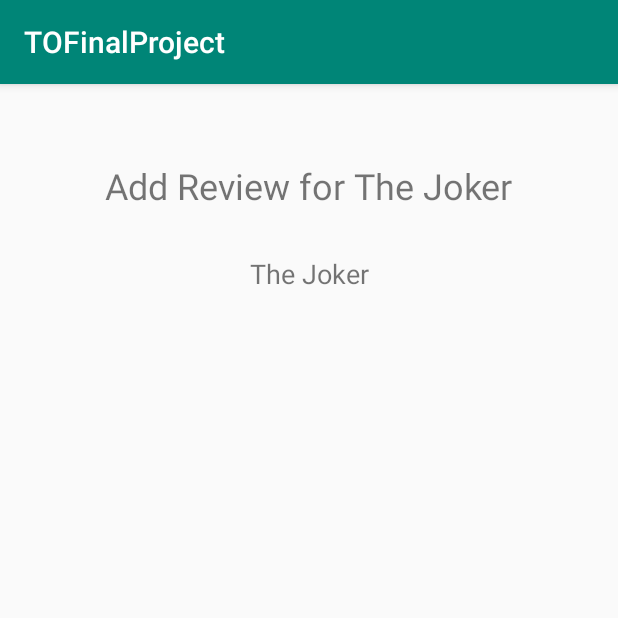
After one commit to jonahperna123/TOFinalProject, an Android app: the AddReviewActivity screen opened directly, with no data from a screen before it, on a phone screen of 412 x 824 dp, the top half of it. The commit adds this screen. Run offline under Robolectric (Android 15) with nearby library versions, the phone set to English and light mode, and no system bars.

Commit message:
Started AddReviewActivity

```diff
--- a/app/src/main/AndroidManifest.xml
+++ b/app/src/main/AndroidManifest.xml
@@ -10,7 +10,7 @@
         android:supportsRtl="true"
         android:theme="@style/AppTheme">
         <activity android:name=".MessageActivity"></activity>
-        <activity android:name=".ReviewMovieActivity" />
+        <activity android:name=".AddReviewActivity" />
         <activity android:name=".ViewProfileActivity" />
         <activity android:name=".homePageActivity" />
         <activity android:name=".MovieActivity" />
--- /dev/null
+++ b/app/src/main/java/com/example/tofinalproject/AddReviewActivity.java
@@ -0,0 +1,29 @@
+package com.example.tofinalproject;
+
+import androidx.appcompat.app.AppCompatActivity;
+
+import android.os.Bundle;
+import android.widget.TextView;
+
+public class AddReviewActivity extends AppCompatActivity {
+
+    // TODO: take out, replace with info taken from MovieActivity
+    String movieTitle = "The Joker";
+
+    TextView textViewHeader;
+    TextView textViewTitle;
+
+    @Override
+    protected void onCreate(Bundle savedInstanceState) {
+        super.onCreate(savedInstanceState);
+        setContentView(R.layout.activity_add_review);
+
+        // set title to "Add Review for {{movie title}}"
+        textViewHeader = findViewById(R.id.textViewHeader_AddReviewActivity);
+        textViewHeader.setText(getString(R.string.header_AddReviewActivity, movieTitle));
+
+        // display the current movie title
+        textViewTitle = findViewById(R.id.textViewTitle_AddReviewActivity);
+        textViewTitle.setText(movieTitle);
+    }
+}
--- a/app/src/main/java/com/example/tofinalproject/ReviewMovieActivity.java
+++ /dev/null
@@ -1,14 +0,0 @@
-package com.example.tofinalproject;
-
-import androidx.appcompat.app.AppCompatActivity;
-
-import android.os.Bundle;
-
-public class ReviewMovieActivity extends AppCompatActivity {
-
-    @Override
-    protected void onCreate(Bundle savedInstanceState) {
-        super.onCreate(savedInstanceState);
-        setContentView(R.layout.activity_review_movie);
-    }
-}
--- /dev/null
+++ b/app/src/main/res/layout/activity_add_review.xml
@@ -0,0 +1,32 @@
+<?xml version="1.0" encoding="utf-8"?>
+<androidx.constraintlayout.widget.ConstraintLayout xmlns:android="http://schemas.android.com/apk/res/android"
+    xmlns:app="http://schemas.android.com/apk/res-auto"
+    xmlns:tools="http://schemas.android.com/tools"
+    android:layout_width="match_parent"
+    android:layout_height="match_parent"
+    tools:context=".AddReviewActivity">
+
+    <TextView
+        android:id="@+id/textViewHeader_AddReviewActivity"
+        android:layout_width="wrap_content"
+        android:layout_height="wrap_content"
+        android:layout_marginTop="51dp"
+        android:text="@string/header_AddReviewActivity"
+        android:textSize="24sp"
+        app:layout_constraintEnd_toEndOf="parent"
+        app:layout_constraintHorizontal_bias="0.5"
+        app:layout_constraintStart_toStartOf="parent"
+        app:layout_constraintTop_toTopOf="parent" />
+
+    <TextView
+        android:id="@+id/textViewTitle_AddReviewActivity"
+        android:layout_width="wrap_content"
+        android:layout_height="wrap_content"
+        android:layout_marginTop="30dp"
+        android:text="Placeholder"
+        android:textSize="18sp"
+        app:layout_constraintEnd_toEndOf="parent"
+        app:layout_constraintHorizontal_bias="0.5"
+        app:layout_constraintStart_toStartOf="parent"
+        app:layout_constraintTop_toBottomOf="@+id/textViewHeader_AddReviewActivity" />
+</androidx.constraintlayout.widget.ConstraintLayout>
--- a/app/src/main/res/layout/activity_review_movie.xml
+++ /dev/null
@@ -1,9 +0,0 @@
-<?xml version="1.0" encoding="utf-8"?>
-<androidx.constraintlayout.widget.ConstraintLayout xmlns:android="http://schemas.android.com/apk/res/android"
-    xmlns:app="http://schemas.android.com/apk/res-auto"
-    xmlns:tools="http://schemas.android.com/tools"
-    android:layout_width="match_parent"
-    android:layout_height="match_parent"
-    tools:context=".ReviewMovieActivity">
-
-</androidx.constraintlayout.widget.ConstraintLayout>
--- a/app/src/main/res/values/strings.xml
+++ b/app/src/main/res/values/strings.xml
@@ -1,3 +1,4 @@
 <resources>
     <string name="app_name">TOFinalProject</string>
+    <string name="header_AddReviewActivity">Add Review for %1$s</string>
 </resources>
```
